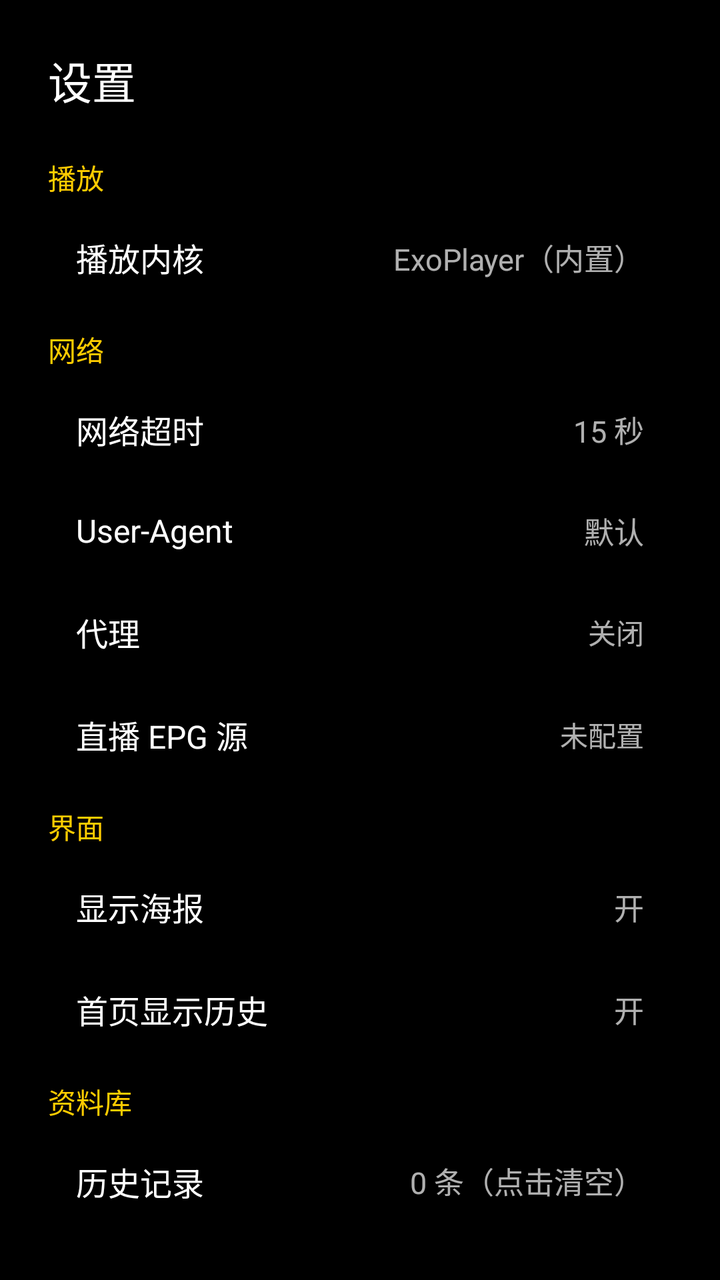
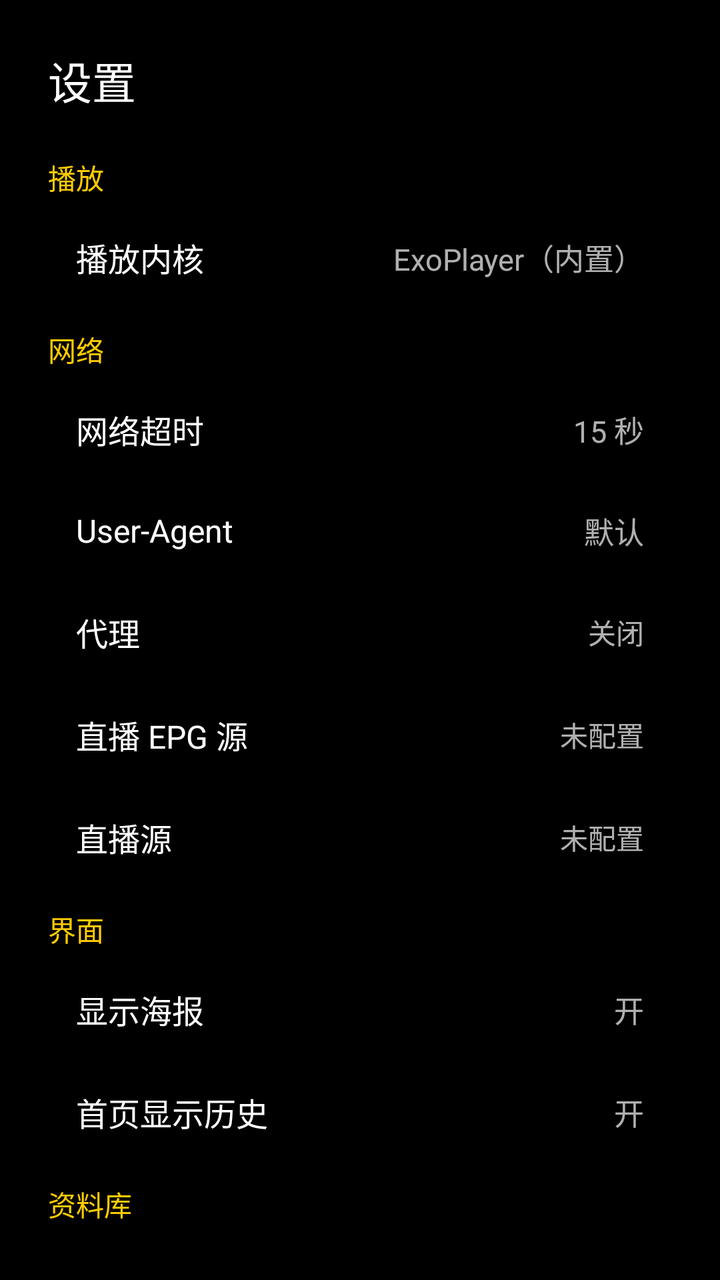

Before-and-after screenshots of an Android layout around one commit, followed by the original layout XML and the change that was made.
<!-- AndroidManifest.xml: activity theme android:Theme.Black.NoTitleBar -->
<!-- res/layout/activity_settings.xml -->
<?xml version="1.0" encoding="utf-8"?>
<LinearLayout xmlns:android="http://schemas.android.com/apk/res/android"
    android:layout_width="match_parent"
    android:layout_height="match_parent"
    android:orientation="vertical"
    android:background="#000000"
    android:padding="24dp">

    <TextView
        android:layout_width="match_parent"
        android:layout_height="wrap_content"
        android:paddingBottom="16dp"
        android:textColor="#FFFFFF"
        android:textSize="22sp"
        android:text="设置" />

    
    <TextView
        android:layout_width="match_parent"
        android:layout_height="wrap_content"
        android:paddingTop="6dp"
        android:paddingBottom="4dp"
        android:textColor="#FFCC00"
        android:textSize="14sp"
        android:text="播放" />

    <LinearLayout
        android:id="@+id/rowKernel"
        android:layout_width="match_parent"
        android:layout_height="wrap_content"
        android:orientation="horizontal"
        android:gravity="center_vertical"
        android:padding="14dp"
        android:focusable="true"
        android:clickable="true">

        <TextView
            android:layout_width="0dp"
            android:layout_height="wrap_content"
            android:layout_weight="1"
            android:textColor="#FFFFFF"
            android:textSize="16sp"
            android:text="播放内核" />

        <TextView
            android:id="@+id/valKernel"
            android:layout_width="wrap_content"
            android:layout_height="wrap_content"
            android:textColor="#B0FFFFFF"
            android:textSize="15sp"
            android:text="ExoPlayer（内置）" />

    </LinearLayout>

    
    <TextView
        android:layout_width="match_parent"
        android:layout_height="wrap_content"
        android:paddingTop="10dp"
        android:paddingBottom="4dp"
        android:textColor="#FFCC00"
        android:textSize="14sp"
        android:text="网络" />

    <LinearLayout
        android:id="@+id/rowTimeout"
        android:layout_width="match_parent"
        android:layout_height="wrap_content"
        android:orientation="horizontal"
        android:gravity="center_vertical"
        android:padding="14dp"
        android:focusable="true"
        android:clickable="true">

        <TextView
            android:layout_width="0dp"
            android:layout_height="wrap_content"
            android:layout_weight="1"
            android:textColor="#FFFFFF"
            android:textSize="16sp"
            android:text="网络超时" />

        <TextView
            android:id="@+id/valTimeout"
            android:layout_width="wrap_content"
            android:layout_height="wrap_content"
            android:textColor="#B0FFFFFF"
            android:textSize="15sp"
            android:text="15 秒" />

    </LinearLayout>

    <LinearLayout
        android:id="@+id/rowUa"
        android:layout_width="match_parent"
        android:layout_height="wrap_content"
        android:orientation="horizontal"
        android:gravity="center_vertical"
        android:padding="14dp"
        android:focusable="true"
        android:clickable="true">

        <TextView
            android:layout_width="0dp"
            android:layout_height="wrap_content"
            android:layout_weight="1"
            android:textColor="#FFFFFF"
            android:textSize="16sp"
            android:text="User-Agent" />

        <TextView
            android:id="@+id/valUa"
            android:layout_width="wrap_content"
            android:layout_height="wrap_content"
            android:textColor="#B0FFFFFF"
            android:textSize="15sp"
            android:text="默认" />

    </LinearLayout>

    <LinearLayout
        android:id="@+id/rowProxy"
        android:layout_width="match_parent"
        android:layout_height="wrap_content"
        android:orientation="horizontal"
        android:gravity="center_vertical"
        android:padding="14dp"
        android:focusable="true"
        android:clickable="true">

        <TextView
            android:layout_width="0dp"
            android:layout_height="wrap_content"
            android:layout_weight="1"
            android:textColor="#FFFFFF"
            android:textSize="16sp"
            android:text="代理" />

        <TextView
            android:id="@+id/valProxy"
            android:layout_width="wrap_content"
            android:layout_height="wrap_content"
            android:textColor="#B0FFFFFF"
            android:textSize="14sp"
            android:text="关闭" />

    </LinearLayout>

    <LinearLayout
        android:id="@+id/rowEpg"
        android:layout_width="match_parent"
        android:layout_height="wrap_content"
        android:orientation="horizontal"
        android:gravity="center_vertical"
        android:padding="14dp"
        android:focusable="true"
        android:clickable="true">

        <TextView
            android:layout_width="0dp"
            android:layout_height="wrap_content"
            android:layout_weight="1"
            android:textColor="#FFFFFF"
            android:textSize="16sp"
            android:text="直播 EPG 源" />

        <TextView
            android:id="@+id/valEpg"
            android:layout_width="wrap_content"
            android:layout_height="wrap_content"
            android:textColor="#B0FFFFFF"
            android:textSize="14sp"
            android:text="未配置" />

    </LinearLayout>

    
    <TextView
        android:layout_width="match_parent"
        android:layout_height="wrap_content"
        android:paddingTop="10dp"
        android:paddingBottom="4dp"
        android:textColor="#FFCC00"
        android:textSize="14sp"
        android:text="界面" />

    <LinearLayout
        android:id="@+id/rowPoster"
        android:layout_width="match_parent"
        android:layout_height="wrap_content"
        android:orientation="horizontal"
        android:gravity="center_vertical"
        android:padding="14dp"
        android:focusable="true"
        android:clickable="true">

        <TextView
            android:layout_width="0dp"
            android:layout_height="wrap_content"
            android:layout_weight="1"
            android:textColor="#FFFFFF"
            android:textSize="16sp"
            android:text="显示海报" />

        <TextView
            android:id="@+id/valPoster"
            android:layout_width="wrap_content"
            android:layout_height="wrap_content"
            android:textColor="#B0FFFFFF"
            android:textSize="15sp"
            android:text="开" />

    </LinearLayout>

    <LinearLayout
        android:id="@+id/rowHomeHistory"
        android:layout_width="match_parent"
        android:layout_height="wrap_content"
        android:orientation="horizontal"
        android:gravity="center_vertical"
        android:padding="14dp"
        android:focusable="true"
        android:clickable="true">

        <TextView
            android:layout_width="0dp"
            android:layout_height="wrap_content"
            android:layout_weight="1"
            android:textColor="#FFFFFF"
            android:textSize="16sp"
            android:text="首页显示历史" />

        <TextView
            android:id="@+id/valHomeHistory"
            android:layout_width="wrap_content"
            android:layout_height="wrap_content"
            android:textColor="#B0FFFFFF"
            android:textSize="15sp"
            android:text="开" />

    </LinearLayout>

    
    <TextView
        android:layout_width="match_parent"
        android:layout_height="wrap_content"
        android:paddingTop="10dp"
        android:paddingBottom="4dp"
        android:textColor="#FFCC00"
        android:textSize="14sp"
        android:text="资料库" />

    <LinearLayout
        android:id="@+id/rowHistory"
        android:layout_width="match_parent"
        android:layout_height="wrap_content"
        android:orientation="horizontal"
        android:gravity="center_vertical"
        android:padding="14dp"
        android:focusable="true"
        android:clickable="true">

        <TextView
            android:layout_width="0dp"
            android:layout_height="wrap_content"
            android:layout_weight="1"
            android:textColor="#FFFFFF"
            android:textSize="16sp"
            android:text="历史记录" />

        <TextView
            android:id="@+id/valHistory"
            android:layout_width="wrap_content"
            android:layout_height="wrap_content"
            android:textColor="#B0FFFFFF"
            android:textSize="15sp"
            android:text="0 条（点击清空）" />

    </LinearLayout>

    <LinearLayout
        android:id="@+id/rowFav"
        android:layout_width="match_parent"
        android:layout_height="wrap_content"
        android:orientation="horizontal"
        android:gravity="center_vertical"
        android:padding="14dp"
        android:focusable="true"
        android:clickable="true">

        <TextView
            android:layout_width="0dp"
            android:layout_height="wrap_content"
            android:layout_weight="1"
            android:textColor="#FFFFFF"
            android:textSize="16sp"
            android:text="收藏" />

        <TextView
            android:id="@+id/valFav"
            android:layout_width="wrap_content"
            android:layout_height="wrap_content"
            android:textColor="#B0FFFFFF"
            android:textSize="15sp"
            android:text="0 条（点击清空）" />

    </LinearLayout>

    
    <TextView
        android:layout_width="match_parent"
        android:layout_height="wrap_content"
        android:paddingTop="10dp"
        android:paddingBottom="4dp"
        android:textColor="#FFCC00"
        android:textSize="14sp"
        android:text="备份与恢复" />

    <LinearLayout
        android:id="@+id/rowBackup"
        android:layout_width="match_parent"
        android:layout_height="wrap_content"
        android:orientation="horizontal"
        android:gravity="center_vertical"
        android:padding="14dp"
        android:focusable="true"
        android:clickable="true">

        <TextView
            android:layout_width="0dp"
            android:layout_height="wrap_content"
            android:layout_weight="1"
            android:textColor="#FFFFFF"
            android:textSize="16sp"
            android:text="备份数据" />

        <TextView
            android:id="@+id/valBackup"
            android:layout_width="wrap_content"
            android:layout_height="wrap_content"
            android:textColor="#B0FFFFFF"
            android:textSize="15sp"
            android:text="导出到本地" />

    </LinearLayout>

    <LinearLayout
        android:id="@+id/rowRestore"
        android:layout_width="match_parent"
        android:layout_height="wrap_content"
        android:orientation="horizontal"
        android:gravity="center_vertical"
        android:padding="14dp"
        android:focusable="true"
        android:clickable="true">

        <TextView
            android:layout_width="0dp"
            android:layout_height="wrap_content"
            android:layout_weight="1"
            android:textColor="#FFFFFF"
            android:textSize="16sp"
            android:text="恢复数据" />

        <TextView
            android:id="@+id/valRestore"
            android:layout_width="wrap_content"
            android:layout_height="wrap_content"
            android:textColor="#B0FFFFFF"
            android:textSize="15sp"
            android:text="从本地导入" />

    </LinearLayout>

    
    <TextView
        android:layout_width="match_parent"
        android:layout_height="wrap_content"
        android:paddingTop="10dp"
        android:paddingBottom="4dp"
        android:textColor="#FFCC00"
        android:textSize="14sp"
        android:text="关于" />

    <LinearLayout
        android:layout_width="match_parent"
        android:layout_height="wrap_content"
        android:orientation="horizontal"
        android:gravity="center_vertical"
        android:padding="14dp">

        <TextView
            android:layout_width="0dp"
            android:layout_height="wrap_content"
            android:layout_weight="1"
            android:textColor="#FFFFFF"
            android:textSize="16sp"
            android:text="版本" />

        <TextView
            android:id="@+id/valAbout"
            android:layout_width="wrap_content"
            android:layout_height="wrap_content"
            android:textColor="#B0FFFFFF"
            android:textSize="15sp"
            android:text="星汇TV v0.1.0" />

    </LinearLayout>

</LinearLayout>
<!-- resources referenced by this layout -->
<resources>

</resources>

<!-- the commit's change to res/layout/activity_settings.xml (unified diff, before → after) -->
@@ -33,6 +33,7 @@
         android:padding="14dp"
         android:focusable="true"
         android:clickable="true">
+            android:background="@drawable/selector_tv_btn"
 
         <TextView
             android:layout_width="0dp"
@@ -71,6 +72,7 @@
         android:padding="14dp"
         android:focusable="true"
         android:clickable="true">
+            android:background="@drawable/selector_tv_btn"
 
         <TextView
             android:layout_width="0dp"
@@ -99,6 +101,7 @@
         android:padding="14dp"
         android:focusable="true"
         android:clickable="true">
+            android:background="@drawable/selector_tv_btn"
 
         <TextView
             android:layout_width="0dp"
@@ -127,6 +130,7 @@
         android:padding="14dp"
         android:focusable="true"
         android:clickable="true">
+            android:background="@drawable/selector_tv_btn"
 
         <TextView
             android:layout_width="0dp"
@@ -155,6 +159,7 @@
         android:padding="14dp"
         android:focusable="true"
         android:clickable="true">
+            android:background="@drawable/selector_tv_btn"
 
         <TextView
             android:layout_width="0dp"
@@ -174,6 +179,35 @@
 
     </LinearLayout>
 
+    <LinearLayout
+        android:id="@+id/rowLive"
+        android:layout_width="match_parent"
+        android:layout_height="wrap_content"
+        android:orientation="horizontal"
+        android:gravity="center_vertical"
+        android:padding="14dp"
+        android:focusable="true"
+        android:clickable="true">
+            android:background="@drawable/selector_tv_btn"
+
+        <TextView
+            android:layout_width="0dp"
+            android:layout_height="wrap_content"
+            android:layout_weight="1"
+            android:textColor="#FFFFFF"
+            android:textSize="16sp"
+            android:text="直播源" />
+
+        <TextView
+            android:id="@+id/valLive"
+            android:layout_width="wrap_content"
+            android:layout_height="wrap_content"
+            android:textColor="#B0FFFFFF"
+            android:textSize="14sp"
+            android:text="未配置" />
+
+    </LinearLayout>
+
     
     <TextView
         android:layout_width="match_parent"
@@ -193,6 +227,7 @@
         android:padding="14dp"
         android:focusable="true"
         android:clickable="true">
+            android:background="@drawable/selector_tv_btn"
 
         <TextView
             android:layout_width="0dp"
@@ -221,6 +256,7 @@
         android:padding="14dp"
         android:focusable="true"
         android:clickable="true">
+            android:background="@drawable/selector_tv_btn"
 
         <TextView
             android:layout_width="0dp"
@@ -259,6 +295,7 @@
         android:padding="14dp"
         android:focusable="true"
         android:clickable="true">
+            android:background="@drawable/selector_tv_btn"
 
         <TextView
             android:layout_width="0dp"
@@ -287,6 +324,7 @@
         android:padding="14dp"
         android:focusable="true"
         android:clickable="true">
+            android:background="@drawable/selector_tv_btn"
 
         <TextView
             android:layout_width="0dp"
@@ -325,6 +363,7 @@
         android:padding="14dp"
         android:focusable="true"
         android:clickable="true">
+            android:background="@drawable/selector_tv_btn"
 
         <TextView
             android:layout_width="0dp"
@@ -353,6 +392,7 @@
         android:padding="14dp"
         android:focusable="true"
         android:clickable="true">
+            android:background="@drawable/selector_tv_btn"
 
         <TextView
             android:layout_width="0dp"
<!-- resource entries referenced after the edit -->
@@ -1,5 +1,20 @@
 <!-- resources referenced by this layout -->
 <resources>
-
+  <!-- drawable selector_tv_btn (drawable) -->
+  <?xml version="1.0" encoding="utf-8"?>
+  <selector xmlns:android="http://schemas.android.com/apk/res/android">
+      <item android:state_focused="true">
+          <shape>
+              <solid android:color="#FFCC00" />
+              <corners android:radius="6dp" />
+          </shape>
+      </item>
+      <item>
+          <shape>
+              <solid android:color="#335588" />
+              <corners android:radius="6dp" />
+          </shape>
+      </item>
+  </selector>
 </resources>
 
